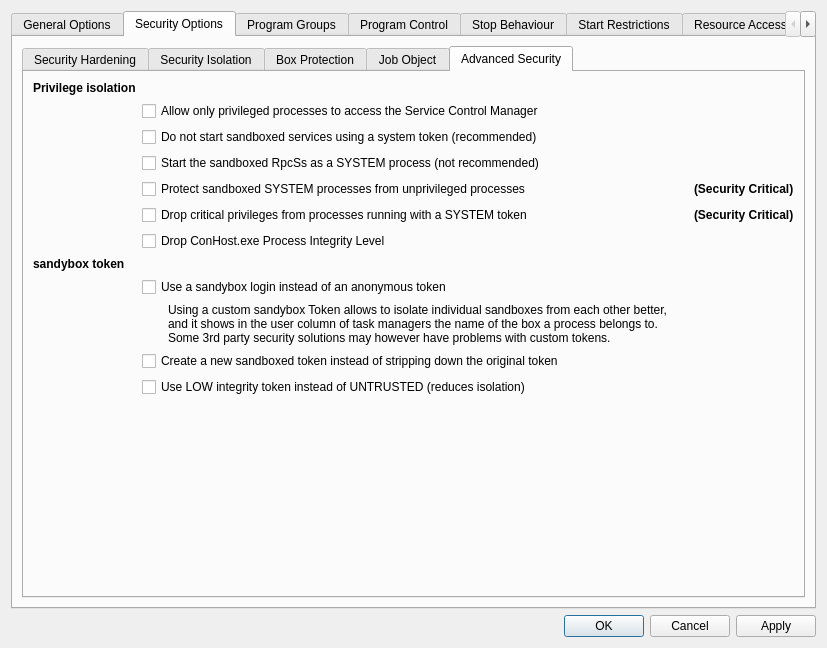
Above: SandboxiePlus/SandMan/Forms/OptionsWindow.ui from richikun2014-bit/sandybox before the change. Below: the same form after it.
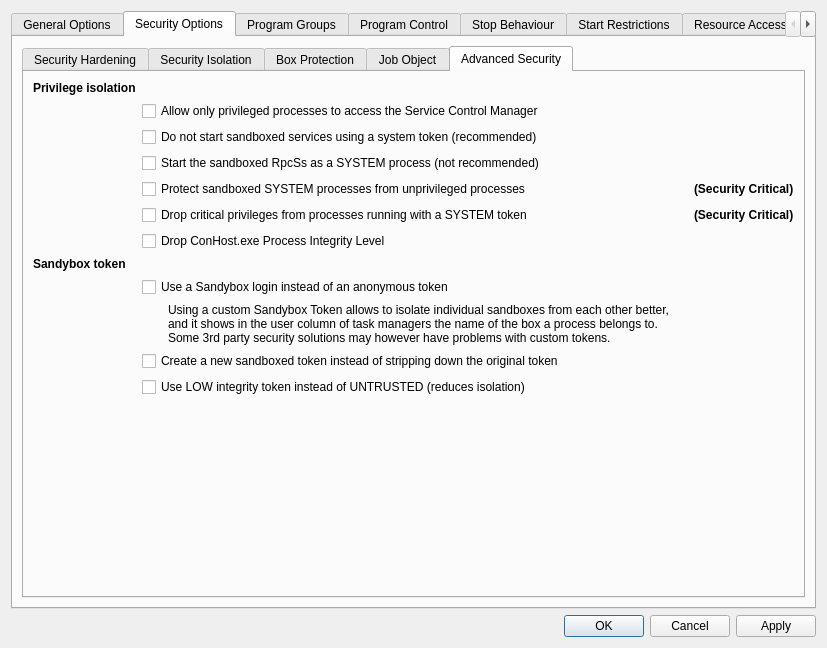
That is the form after the change. The open tabs and pages were chosen to show the change.

Commit message: Sandybox source and UI branding update

Diff of the .ui file:
```diff
--- a/SandboxiePlus/SandMan/Forms/OptionsWindow.ui
+++ b/SandboxiePlus/SandMan/Forms/OptionsWindow.ui
@@ -2009,7 +2009,7 @@
                <item row="9" column="2" colspan="2">
                 <widget class="QLabel" name="label_74">
                  <property name="text">
-                  <string>Using a custom sandybox Token allows to isolate individual sandboxes from each other better, and it shows in the user column of task managers the name of the box a process belongs to. Some 3rd party security solutions may however have problems with custom tokens.</string>
+                  <string>Using a custom Sandybox Token allows to isolate individual sandboxes from each other better, and it shows in the user column of task managers the name of the box a process belongs to. Some 3rd party security solutions may however have problems with custom tokens.</string>
                  </property>
                  <property name="wordWrap">
                   <bool>true</bool>
@@ -2048,7 +2048,7 @@
                <item row="8" column="1" colspan="4">
                 <widget class="QCheckBox" name="chkSbieLogon">
                  <property name="text">
-                  <string>Use a sandybox login instead of an anonymous token</string>
+                  <string>Use a Sandybox login instead of an anonymous token</string>
                  </property>
                 </widget>
                </item>
@@ -2084,7 +2084,7 @@
                   <string>Protect the sandbox integrity itself</string>
                  </property>
                  <property name="text">
-                  <string>sandybox token</string>
+                  <string>Sandybox token</string>
                  </property>
                 </widget>
                </item>
```
Left out of the diff: 28 changed lines with no effect on the pictures. The commit also changes 233 other files.
